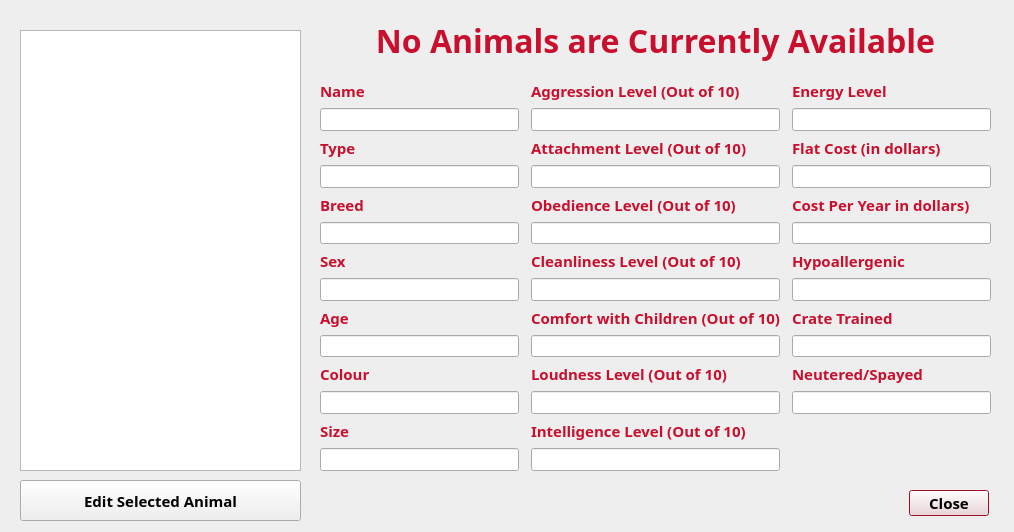
First picture: the form in cuACS/viewanimals.ui, repository cameronhawtin/Animal-Farm-cuACS, before the edit.
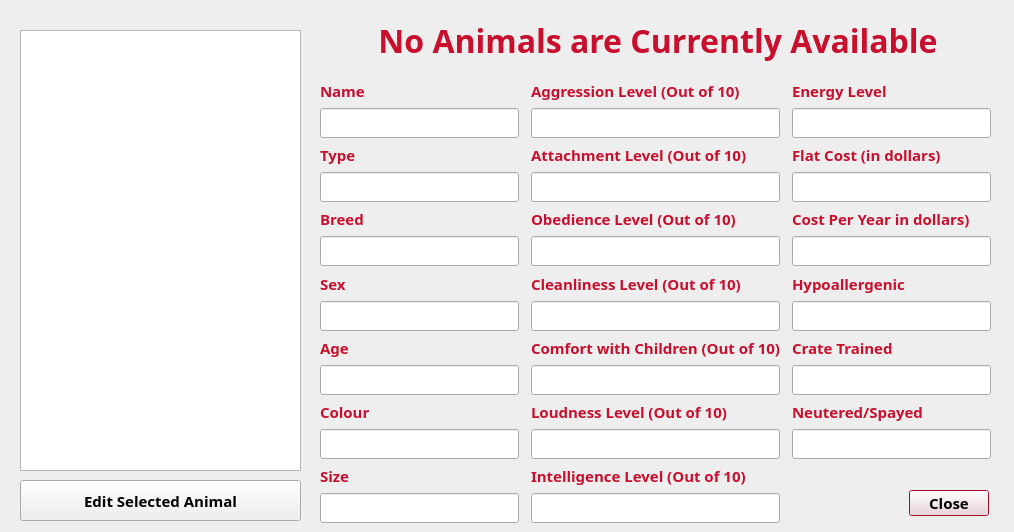
Second picture: the form after the edit.

Diff of the .ui file:
```diff
--- a/cuACS/viewanimals.ui
+++ b/cuACS/viewanimals.ui
@@ -155,7 +155,7 @@
      <x>320</x>
      <y>80</y>
      <width>671</width>
-     <height>391</height>
+     <height>443</height>
     </rect>
    </property>
    <layout class="QGridLayout" name="gridLayout">
@@ -421,7 +421,7 @@
     <rect>
      <x>320</x>
      <y>10</y>
-     <width>671</width>
+     <width>676</width>
      <height>61</height>
     </rect>
    </property>
```
Left out of the diff: 24 changed lines with no effect on the pictures.
